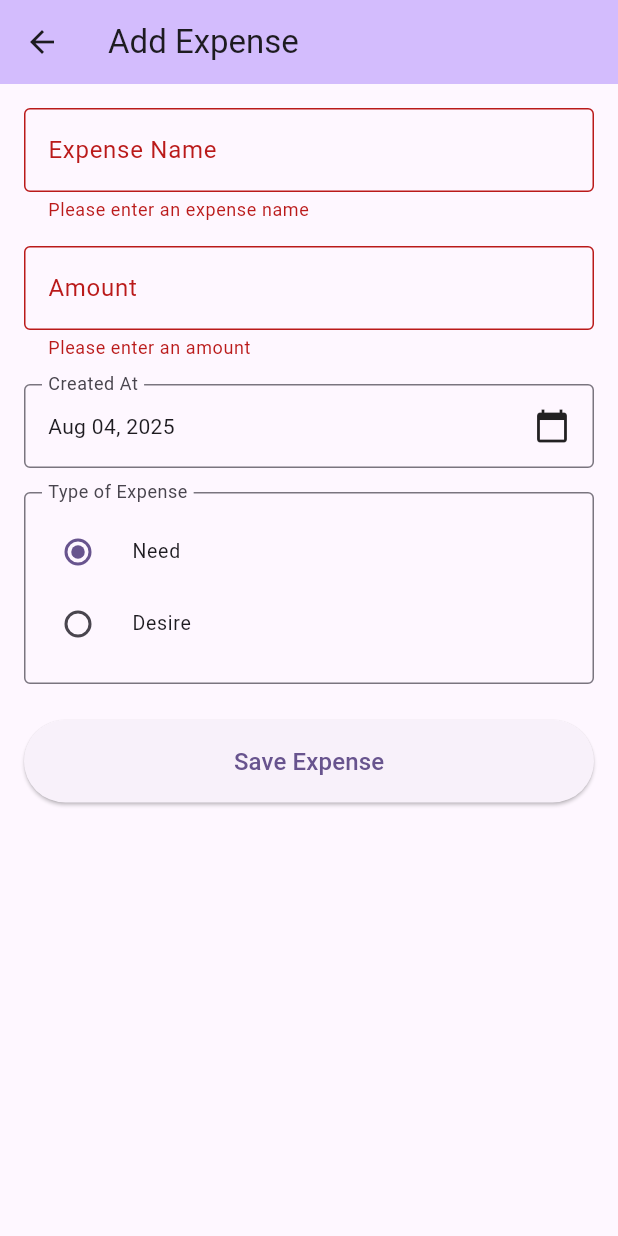
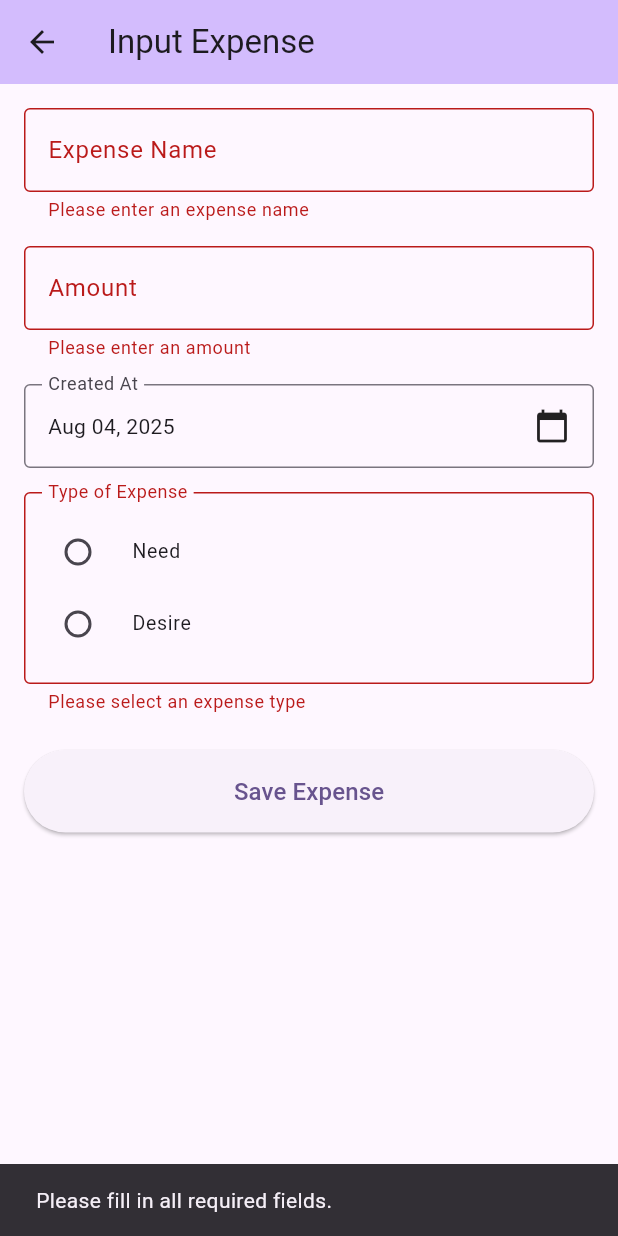
Before and after one commit to ahmadtheswe/expenses-snap-app, a Flutter app: the ExpenseFormPage screen opened directly, after a tap on "Save Expense", on a phone screen of 412 x 824 dp. Run offline on Flutter 3.47's test engine with Material 3 defaults, Android fonts, the phone set to English and light mode, and no system bars; our stand-ins replace camera, flutter_dotenv.

Commit message:
fix bug on scanned amount and add handling in form

```diff
--- a/lib/components/tables/expense_table.dart
+++ b/lib/components/tables/expense_table.dart
@@ -45,7 +45,7 @@ class ExpenseTable extends StatelessWidget {
                     borderRadius: BorderRadius.circular(12),
                   ),
                   child: Text(
-                    expense.expenseType,
+                    expense.expenseType!,
                     style: TextStyle(
                       color: expense.expenseType == 'Need' ? Colors.blue[800] : Colors.amber[800],
                     ),
--- a/lib/models/expense.dart
+++ b/lib/models/expense.dart
@@ -2,12 +2,12 @@ class Expense {
   final String name;
   final double amount;
   final DateTime createdAt;
-  final String expenseType; // 'Need' or 'Desire'
+  final String? expenseType; // 'Need' or 'Desire'
 
   Expense({
     required this.name,
     required this.amount,
     required this.createdAt,
-    required this.expenseType,
+    this.expenseType,
   });
 }
--- a/lib/screens/expense_form_page.dart
+++ b/lib/screens/expense_form_page.dart
@@ -17,25 +17,19 @@ class _ExpenseFormPageState extends State<ExpenseFormPage> {
   late final TextEditingController _expenseNameController;
   late final TextEditingController _amountController;
   late DateTime _selectedDate;
-  late String _expenseType;
+  String? _expenseType;
+  bool _showExpenseNameError = false;
+  bool _showAmountError = false;
+  bool _showExpenseTypeError = false;
 
   @override
   void initState() {
     super.initState();
 
-    // Initialize controllers with pre-filled data if available
-    _expenseNameController = TextEditingController(
-      text: widget.initialExpense?.name ?? '',
-    );
-
-    _amountController = TextEditingController(
-      text: widget.initialExpense?.amount != null
-          ? widget.initialExpense!.amount.toString()
-          : '',
-    );
-
+    _expenseNameController = TextEditingController(text: widget.initialExpense?.name);
+    _amountController = TextEditingController(text: widget.initialExpense?.amount.toString());
     _selectedDate = widget.initialExpense?.createdAt ?? DateTime.now();
-    _expenseType = widget.initialExpense?.expenseType ?? 'Need';
+    _expenseType = widget.initialExpense?.expenseType;
   }
 
   Future<void> _selectDate(BuildContext context) async {
@@ -53,8 +47,40 @@ class _ExpenseFormPageState extends State<ExpenseFormPage> {
   }
 
   void _submitForm() {
+    setState(() {
+      _showExpenseNameError = false;
+      _showAmountError = false;
+      _showExpenseTypeError = false;
+    });
+
+    bool anyErrors = false;
+    if (_expenseNameController.text.isEmpty) {
+      setState(() {
+        _showExpenseNameError = true;
+      });
+      anyErrors = true;
+    }
+
+    if (_amountController.text.isEmpty) {
+      setState(() {
+        _showAmountError = true;
+      });
+      anyErrors = true;
+    }
+
+    if (_expenseType == null || _expenseType!.isEmpty) {
+      setState(() {
+        _showExpenseTypeError = true;
+      });
+      anyErrors = true;
+    }
+
+    if (anyErrors) {
+      ScaffoldMessenger.of(context).showSnackBar(const SnackBar(content: Text('Please fill in all required fields.')));
+      return;
+    }
+
     if (_formKey.currentState!.validate()) {
-      // Create a new expense object
       final expense = Expense(
         name: _expenseNameController.text,
         amount: double.parse(_amountController.text),
@@ -62,23 +88,21 @@ class _ExpenseFormPageState extends State<ExpenseFormPage> {
         expenseType: _expenseType,
       );
 
-      // Add to the global expenses list
+      // TODO: Save expense to database. Add to the global expenses list
       expenses.add(expense);
 
-      // Show success message
-      ScaffoldMessenger.of(context).showSnackBar(
-        const SnackBar(content: Text('Expense saved successfully!')),
-      );
+      ScaffoldMessenger.of(context).showSnackBar(const SnackBar(content: Text('Expense saved successfully!')));
 
-      // Clear form after submission
       _expenseNameController.clear();
       _amountController.clear();
       setState(() {
         _selectedDate = DateTime.now();
-        _expenseType = 'Need';
+        _expenseType = null;
+        _showExpenseNameError = false;
+        _showAmountError = false;
+        _showExpenseTypeError = false;
       });
 
-      // Return to previous screen with result
       Navigator.pop(context, expense);
     }
   }
@@ -93,10 +117,7 @@ class _ExpenseFormPageState extends State<ExpenseFormPage> {
   @override
   Widget build(BuildContext context) {
     return Scaffold(
-      appBar: AppBar(
-        title: const Text('Add Expense'),
-        backgroundColor: Theme.of(context).colorScheme.inversePrimary,
-      ),
+      appBar: AppBar(title: const Text('Input Expense'), backgroundColor: Theme.of(context).colorScheme.inversePrimary),
       body: Padding(
         padding: const EdgeInsets.all(16.0),
         child: Form(
@@ -106,9 +127,10 @@ class _ExpenseFormPageState extends State<ExpenseFormPage> {
             children: [
               TextFormField(
                 controller: _expenseNameController,
-                decoration: const InputDecoration(
+                decoration: InputDecoration(
                   labelText: 'Expense Name',
                   border: OutlineInputBorder(),
+                  errorText: _showExpenseNameError ? 'Please enter an expense name' : null,
                 ),
                 validator: (value) {
                   if (value == null || value.isEmpty) {
@@ -120,10 +142,11 @@ class _ExpenseFormPageState extends State<ExpenseFormPage> {
               const SizedBox(height: 16),
               TextFormField(
                 controller: _amountController,
-                decoration: const InputDecoration(
+                decoration: InputDecoration(
                   labelText: 'Amount',
                   border: OutlineInputBorder(),
                   prefixText: '\$ ',
+                  errorText: _showAmountError ? 'Please enter an amount' : null,
                 ),
                 keyboardType: TextInputType.number,
                 validator: (value) {
@@ -140,16 +163,11 @@ class _ExpenseFormPageState extends State<ExpenseFormPage> {
               InkWell(
                 onTap: () => _selectDate(context),
                 child: InputDecorator(
-                  decoration: const InputDecoration(
-                    labelText: 'Created At',
-                    border: OutlineInputBorder(),
-                  ),
+                  decoration: const InputDecoration(labelText: 'Created At', border: OutlineInputBorder()),
                   child: Row(
                     mainAxisAlignment: MainAxisAlignment.spaceBetween,
                     children: [
-                      Text(
-                        DateFormat('MMM dd, yyyy').format(_selectedDate),
-                      ),
+                      Text(DateFormat('MMM dd, yyyy').format(_selectedDate)),
                       const Icon(Icons.calendar_today),
                     ],
                   ),
@@ -157,9 +175,10 @@ class _ExpenseFormPageState extends State<ExpenseFormPage> {
               ),
               const SizedBox(height: 16),
               InputDecorator(
-                decoration: const InputDecoration(
+                decoration: InputDecoration(
                   labelText: 'Type of Expense',
-                  border: OutlineInputBorder(),
+                  border: const OutlineInputBorder(),
+                  errorText: _showExpenseTypeError ? 'Please select an expense type' : null,
                 ),
                 child: Column(
                   crossAxisAlignment: CrossAxisAlignment.start,
@@ -170,7 +189,8 @@ class _ExpenseFormPageState extends State<ExpenseFormPage> {
                       groupValue: _expenseType,
                       onChanged: (value) {
                         setState(() {
-                          _expenseType = value!;
+                          _expenseType = value;
+                          _showExpenseTypeError = false;
                         });
                       },
                       dense: true,
@@ -182,7 +202,8 @@ class _ExpenseFormPageState extends State<ExpenseFormPage> {
                       groupValue: _expenseType,
                       onChanged: (value) {
                         setState(() {
-                          _expenseType = value!;
+                          _expenseType = value;
+                          _showExpenseTypeError = false; // Clear error when selected
                         });
                       },
                       dense: true,
@@ -194,13 +215,8 @@ class _ExpenseFormPageState extends State<ExpenseFormPage> {
               const SizedBox(height: 24),
               ElevatedButton(
                 onPressed: _submitForm,
-                style: ElevatedButton.styleFrom(
-                  padding: const EdgeInsets.symmetric(vertical: 16.0),
-                ),
-                child: const Text(
-                  'Save Expense',
-                  style: TextStyle(fontSize: 16),
-                ),
+                style: ElevatedButton.styleFrom(padding: const EdgeInsets.symmetric(vertical: 16.0)),
+                child: const Text('Save Expense', style: TextStyle(fontSize: 16)),
               ),
             ],
           ),
```
Also changed, not shown: lib/models/open_ai_return.dart (+11 -4 lines), lib/screens/camera_screen.dart (+47 -19 lines), lib/screens/home_page.dart (+32 -18 lines), lib/services/open_ai_service.dart (+5 -3 lines), 1 other file.
